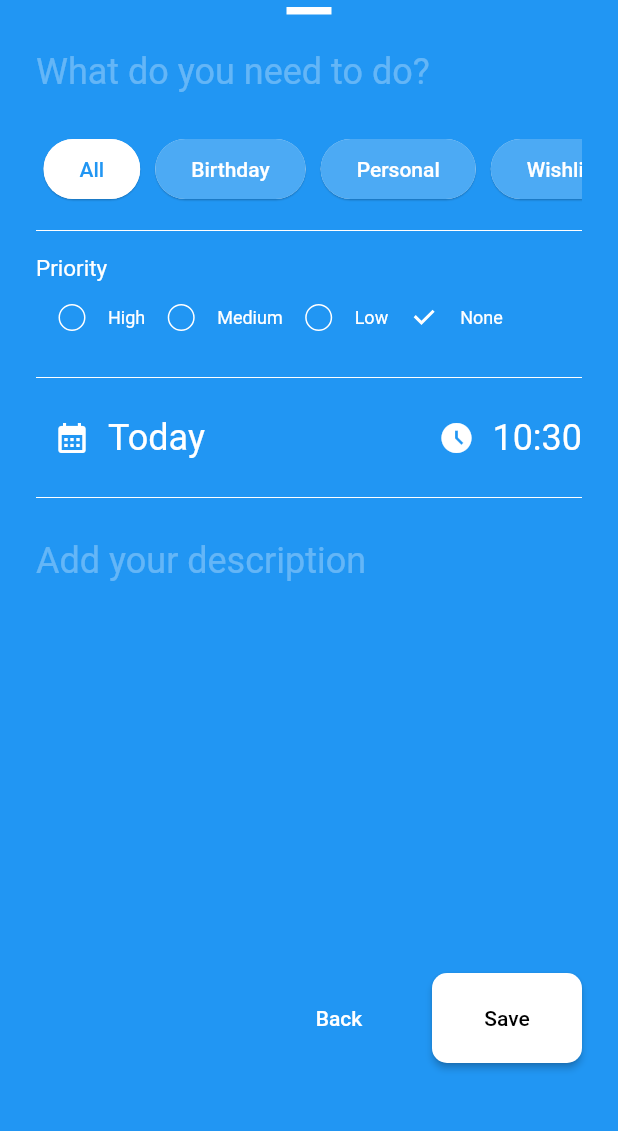
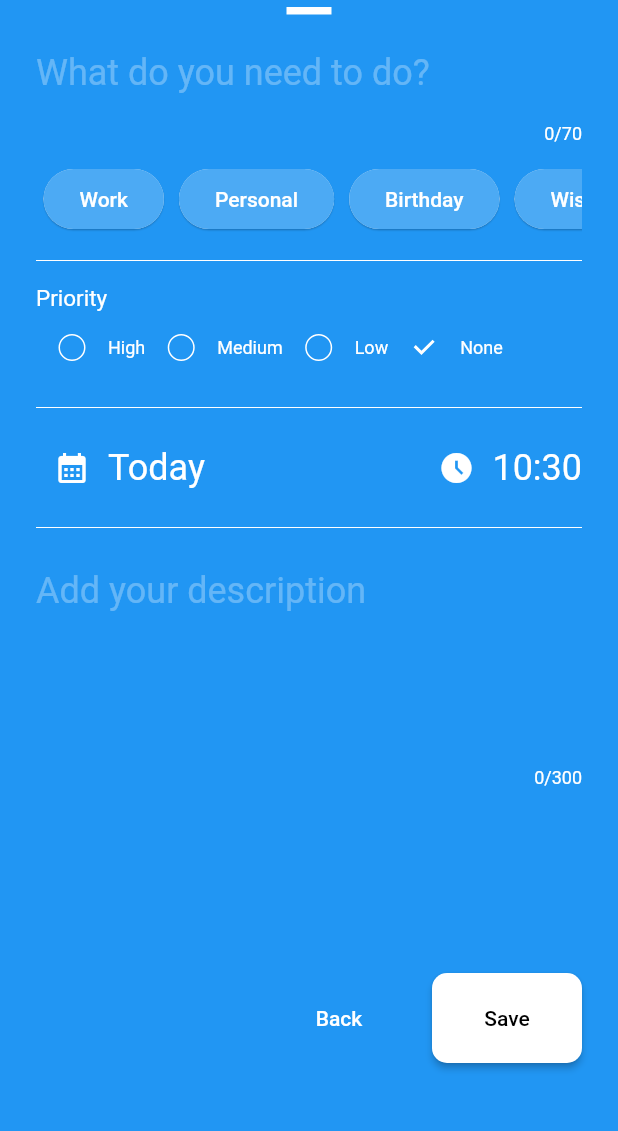
Before and after one commit to raultocantins/taskT, a Flutter app: the screen it shows after launch, after a tap on the "add" icon, on a phone screen of 412 x 824 dp, the part 101-1232 px from its top. Run offline on Flutter 3.47's test engine with Material 2 defaults, Android fonts, the phone set to English and light mode, and no system bars; our stand-ins replace dartz, flutter_datetime_picker_plus, flutter_local_notifications, flutter_mobx, flutter_timezone, get_it and 6 more; missing offline and left inert: tekartik_app_flutter_sqflite; accounts and stored records are empty; generated files the repository leaves out were written again.

Commit message:
limit caracters title and description textfield

```diff
--- a/lib/src/features/home/presenter/widgets/new_task_bottomsheet.dart
+++ b/lib/src/features/home/presenter/widgets/new_task_bottomsheet.dart
@@ -75,6 +75,12 @@ class _NewTaskBottomSheetState extends State<NewTaskBottomSheet> {
     });
   }
 
+  List<Tag> filterTags(List<Tag> originalList, Tag tagToRemove) {
+    List<Tag> updatedList = List.from(originalList);
+    updatedList.removeWhere((Tag item) => item == tagToRemove);
+    return updatedList;
+  }
+
   @override
   Widget build(BuildContext context) {
     return SingleChildScrollView(
@@ -103,7 +109,7 @@ class _NewTaskBottomSheetState extends State<NewTaskBottomSheet> {
                   height: 14,
                 ),
                 SizedBox(
-                  height: 50,
+                  height: 70,
                   width: double.infinity,
                   child: TextSelectionTheme(
                     data: const TextSelectionThemeData(
@@ -112,6 +118,7 @@ class _NewTaskBottomSheetState extends State<NewTaskBottomSheet> {
                     child: TextField(
                       controller: _titleController,
                       focusNode: focusNodeTitle,
+                      maxLength: 70,
                       style: const TextStyle(color: Colors.white, fontSize: 24),
                       decoration: InputDecoration(
                         counterStyle: const TextStyle(color: Colors.white),
@@ -135,15 +142,24 @@ class _NewTaskBottomSheetState extends State<NewTaskBottomSheet> {
                   color: Colors.transparent,
                   child: ListView.builder(
                     scrollDirection: Axis.horizontal,
-                    itemCount: TagsCustom.tags.length,
+                    itemCount: filterTags(TagsCustom.tags, Tag.all).length,
                     itemBuilder: (context, index) {
                       return Padding(
                         padding: const EdgeInsets.symmetric(horizontal: 5),
                         child: GestureDetector(
-                          onTap: () => updateTag(TagsCustom.tags[index]),
-                          child: Builder(builder: (context) {
+                          onTap: () {
+                            _tag == filterTags(TagsCustom.tags, Tag.all)[index]
+                                ? updateTag(Tag.all)
+                                : updateTag(
+                                    filterTags(TagsCustom.tags, Tag.all)[index],
+                                  );
+                          },
+                          child: Builder(
+                            builder: (context) {
                               return Chip(
-                              backgroundColor: _tag == TagsCustom.tags[index]
+                                backgroundColor: _tag ==
+                                        filterTags(
+                                            TagsCustom.tags, Tag.all)[index]
                                     ? Colors.white
                                     : Theme.of(context)
                                         .colorScheme
@@ -153,14 +169,20 @@ class _NewTaskBottomSheetState extends State<NewTaskBottomSheet> {
                                 labelPadding: const EdgeInsets.symmetric(
                                     horizontal: 20, vertical: 4),
                                 label: Text(
-                                TagsCustom.tags[index].label(context),
+                                  filterTags(TagsCustom.tags, Tag.all)[index]
+                                      .label(context),
                                   style: TextStyle(
-                                    color: _tag == TagsCustom.tags[index]
-                                        ? Theme.of(context).colorScheme.primary
+                                      color: _tag ==
+                                              filterTags(TagsCustom.tags,
+                                                  Tag.all)[index]
+                                          ? Theme.of(context)
+                                              .colorScheme
+                                              .primary
                                           : Colors.white),
                                 ),
                               );
-                          }),
+                            },
+                          ),
                         ),
                       );
                     },
@@ -436,6 +458,7 @@ class _NewTaskBottomSheetState extends State<NewTaskBottomSheet> {
                     ),
                     child: TextField(
                       controller: _descriptionController,
+                      maxLength: 300,
                       keyboardType: TextInputType.multiline,
                       maxLines: 4,
                       style: const TextStyle(color: Colors.white, fontSize: 24),
--- a/lib/src/features/home/presenter/widgets/tags_custom_widget.dart
+++ b/lib/src/features/home/presenter/widgets/tags_custom_widget.dart
@@ -7,10 +7,10 @@
 class TagsCustom extends StatefulWidget {
   static final List<Tag> tags = [
     Tag.all,
+    Tag.work,
+    Tag.personal,
     Tag.birthday,
-    Tag.personal,
     Tag.wishlist,
-    Tag.work
   ];
   const TagsCustom({super.key});
 
```
Lines whose indentation alone changed are shown as unchanged.
